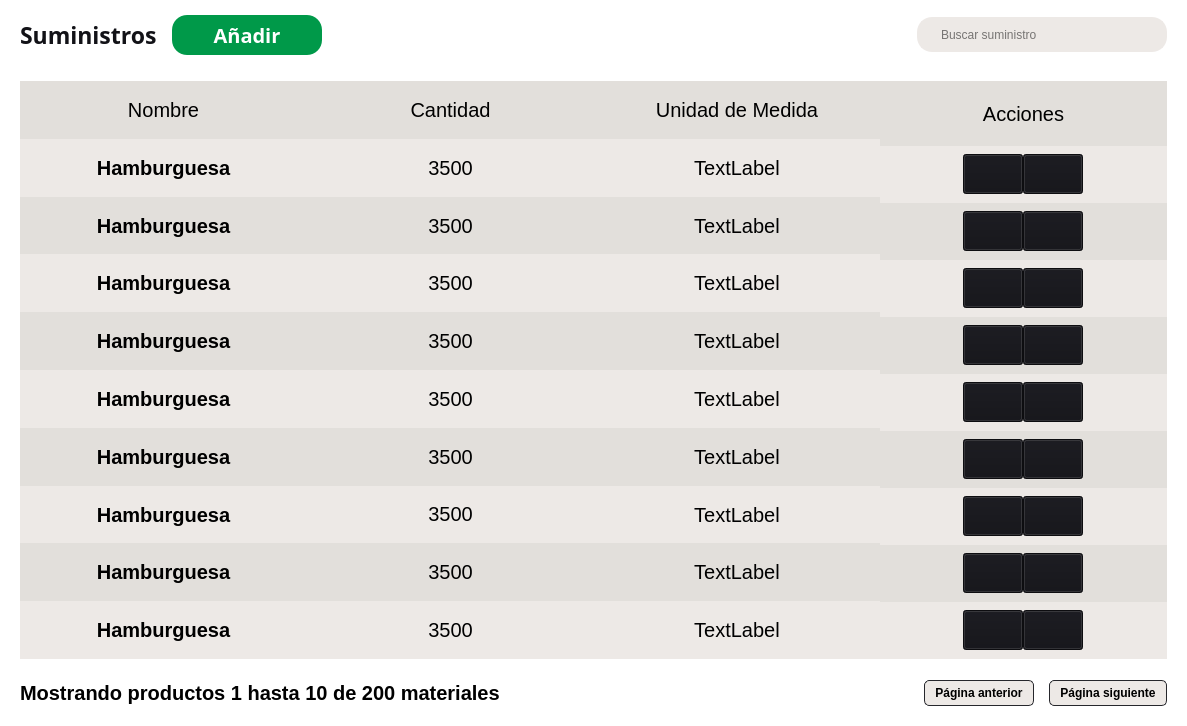
This is POS_Application/src/ui/inventory/suppliescatalog.ui in Svndda/POS as Qt 5 draws it before an edit. The edited form follows.
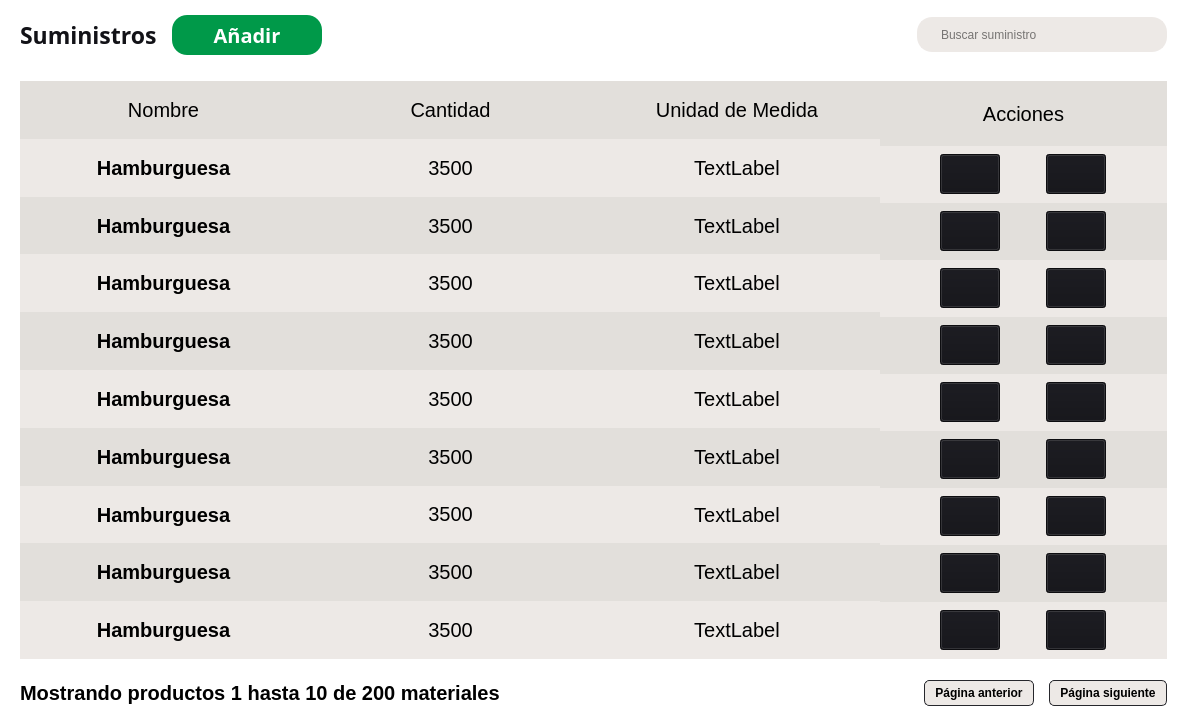
This is the edited form. Icons and pictures are not drawn.

What changed in the file:
```diff
--- a/POS_Application/src/ui/inventory/suppliescatalog.ui
+++ b/POS_Application/src/ui/inventory/suppliescatalog.ui
@@ -1204,6 +1204,10 @@
            <number>0</number>
           </property>
           <item row="0" column="0">
+           <widget class="QWidget" name="" native="true">
+            <property name="styleSheet">
+             <string notr="true">background-color: transparent;</string>
+            </property>
            <layout class="QHBoxLayout" name="horizontalLayout_12">
             <property name="spacing">
              <number>0</number>
@@ -1212,10 +1216,10 @@
              <enum>QLayout::SizeConstraint::SetDefaultConstraint</enum>
             </property>
             <property name="topMargin">
-             <number>0</number>
+              <number>1</number>
             </property>
             <property name="bottomMargin">
-             <number>0</number>
+              <number>1</number>
             </property>
             <item>
              <widget class="QPushButton" name="deleteProduct_button_0">
@@ -1302,6 +1306,7 @@
              </widget>
             </item>
            </layout>
+           </widget>
           </item>
          </layout>
         </widget>
@@ -1336,15 +1341,19 @@
            <number>0</number>
           </property>
           <item row="0" column="0">
+           <widget class="QWidget" name="" native="true">
+            <property name="styleSheet">
+             <string notr="true">background-color: transparent;</string>
+            </property>
            <layout class="QHBoxLayout" name="horizontalLayout_11">
             <property name="spacing">
              <number>0</number>
             </property>
             <property name="topMargin">
-             <number>0</number>
+              <number>1</number>
             </property>
             <property name="bottomMargin">
-             <number>0</number>
+              <number>1</number>
             </property>
             <item>
              <widget class="QPushButton" name="deleteProduct_button_1">
@@ -1431,6 +1440,7 @@
              </widget>
             </item>
            </layout>
+           </widget>
           </item>
          </layout>
         </widget>
@@ -1464,15 +1474,19 @@
            <number>0</number>
           </property>
           <item row="0" column="0">
+           <widget class="QWidget" name="" native="true">
+            <property name="styleSheet">
+             <string notr="true">background-color: transparent;</string>
+            </property>
            <layout class="QHBoxLayout" name="horizontalLayout_10">
             <property name="spacing">
              <number>0</number>
             </property>
             <property name="topMargin">
-             <number>0</number>
+              <number>1</number>
             </property>
             <property name="bottomMargin">
-             <number>0</number>
+              <number>1</number>
             </property>
             <item>
              <widget class="QPushButton" name="deleteProduct_button_2">
@@ -1559,6 +1573,7 @@
              </widget>
             </item>
            </layout>
+           </widget>
           </item>
          </layout>
         </widget>
@@ -1593,15 +1608,19 @@
            <number>0</number>
           </property>
           <item row="0" column="0">
+           <widget class="QWidget" name="" native="true">
+            <property name="styleSheet">
+             <string notr="true">background-color: transparent;</string>
+            </property>
            <layout class="QHBoxLayout" name="horizontalLayout_9">
             <property name="spacing">
              <number>0</number>
             </property>
             <property name="topMargin">
-             <number>0</number>
+              <number>1</number>
             </property>
             <property name="bottomMargin">
-             <number>0</number>
+              <number>1</number>
             </property>
             <item>
              <widget class="QPushButton" name="deleteProduct_button_3">
@@ -1688,6 +1707,7 @@
              </widget>
             </item>
            </layout>
+           </widget>
           </item>
          </layout>
         </widget>
@@ -1721,15 +1741,19 @@
            <number>0</number>
           </property>
           <item row="0" column="0">
+           <widget class="QWidget" name="" native="true">
+            <property name="styleSheet">
+             <string notr="true">background-color: transparent;</string>
+            </property>
            <layout class="QHBoxLayout" name="horizontalLayout_8">
             <property name="spacing">
              <number>0</number>
             </property>
             <property name="topMargin">
-             <number>0</number>
+              <number>1</number>
             </property>
             <property name="bottomMargin">
-             <number>0</number>
+              <number>1</number>
             </property>
             <item>
              <widget class="QPushButton" name="deleteProduct_button_4">
@@ -1816,6 +1840,7 @@
              </widget>
             </item>
            </layout>
+           </widget>
           </item>
          </layout>
         </widget>
@@ -1850,15 +1875,19 @@
            <number>0</number>
           </property>
           <item row="0" column="0">
+           <widget class="QWidget" name="" native="true">
+            <property name="styleSheet">
+             <string notr="true">background-color: transparent;</string>
+            </property>
            <layout class="QHBoxLayout" name="horizontalLayout_7">
             <property name="spacing">
              <number>0</number>
             </property>
             <property name="topMargin">
-             <number>0</number>
+              <number>1</number>
             </property>
             <property name="bottomMargin">
-             <number>0</number>
+              <number>1</number>
             </property>
             <item>
              <widget class="QPushButton" name="deleteProduct_button_5">
@@ -1945,6 +1974,7 @@
              </widget>
             </item>
            </layout>
+           </widget>
           </item>
          </layout>
         </widget>
@@ -1978,15 +2008,19 @@
            <number>0</number>
           </property>
           <item row="0" column="0">
+           <widget class="QWidget" name="" native="true">
+            <property name="styleSheet">
+             <string notr="true">background-color: transparent;</string>
+            </property>
            <layout class="QHBoxLayout" name="horizontalLayout_6">
             <property name="spacing">
              <number>0</number>
             </property>
             <property name="topMargin">
-             <number>0</number>
+              <number>1</number>
             </property>
             <property name="bottomMargin">
-             <number>0</number>
+              <number>1</number>
             </property>
             <item>
              <widget class="QPushButton" name="deleteProduct_button_6">
@@ -2073,6 +2107,7 @@
              </widget>
             </item>
            </layout>
+           </widget>
           </item>
          </layout>
         </widget>
@@ -2107,15 +2142,19 @@
            <number>0</number>
           </property>
           <item row="0" column="0">
+           <widget class="QWidget" name="" native="true">
+            <property name="styleSheet">
+             <string notr="true">background-color: transparent;</string>
+            </property>
            <layout class="QHBoxLayout" name="horizontalLayout_5">
             <property name="spacing">
              <number>0</number>
             </property>
             <property name="topMargin">
-             <number>0</number>
+              <number>1</number>
             </property>
             <property name="bottomMargin">
-             <number>0</number>
+              <number>1</number>
             </property>
             <item>
              <widget class="QPushButton" name="deleteProduct_button_7">
@@ -2202,6 +2241,7 @@
              </widget>
             </item>
            </layout>
+           </widget>
           </item>
          </layout>
         </widget>
@@ -2235,15 +2275,19 @@
            <number>0</number>
           </property>
           <item row="0" column="0">
+           <widget class="QWidget" name="" native="true">
+            <property name="styleSheet">
+             <string notr="true">background-color: transparent;</string>
+            </property>
            <layout class="QHBoxLayout" name="horizontalLayout_4">
             <property name="spacing">
              <number>0</number>
             </property>
             <property name="topMargin">
-             <number>0</number>
+              <number>1</number>
             </property>
             <property name="bottomMargin">
-             <number>0</number>
+              <number>1</number>
             </property>
             <item>
              <widget class="QPushButton" name="deleteProduct_button_8">
@@ -2330,6 +2374,7 @@
              </widget>
             </item>
            </layout>
+           </widget>
           </item>
          </layout>
         </widget>
```
Lines whose indentation alone changed are shown as unchanged.
